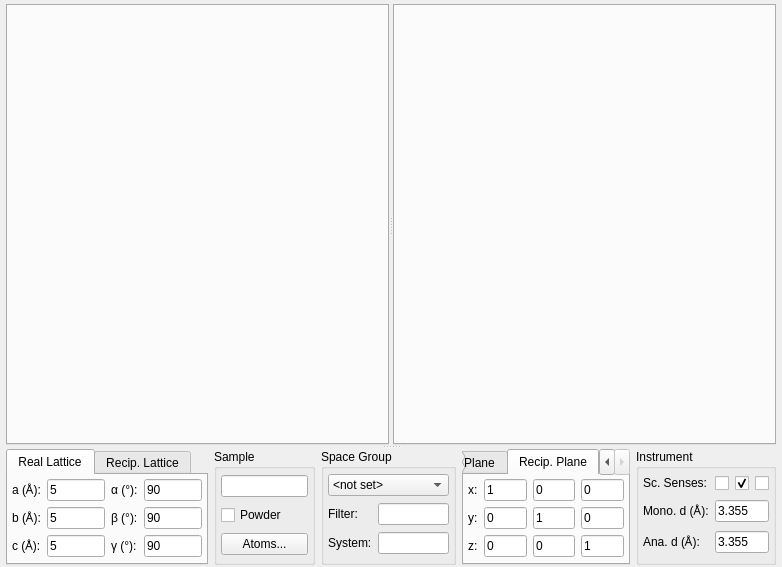
Above: ui/taz.ui from tweber-ill/frm_mirror-takin1 before the change. Below: the same form after it.
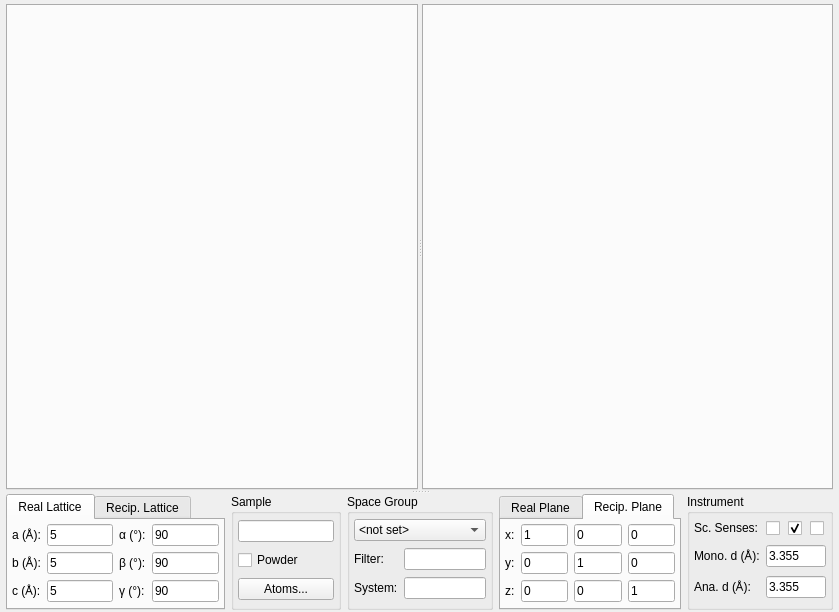
That is the form after the change.

Commit message: small fix for tof drawing

```diff
--- a/ui/taz.ui
+++ b/ui/taz.ui
@@ -6,8 +6,8 @@
    <rect>
     <x>0</x>
     <y>0</y>
-    <width>782</width>
-    <height>567</height>
+    <width>839</width>
+    <height>612</height>
    </rect>
   </property>
   <property name="windowTitle">
```
Left out of the diff: 12 changed lines with no effect on the pictures. The commit also changes 1 other file.
